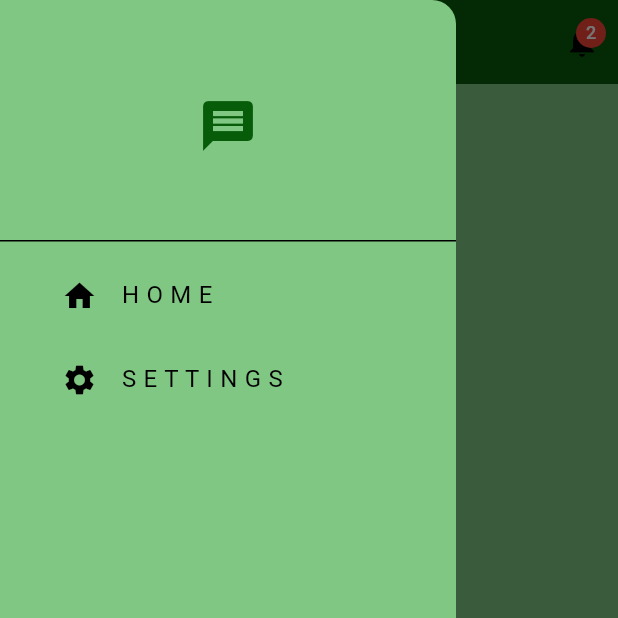
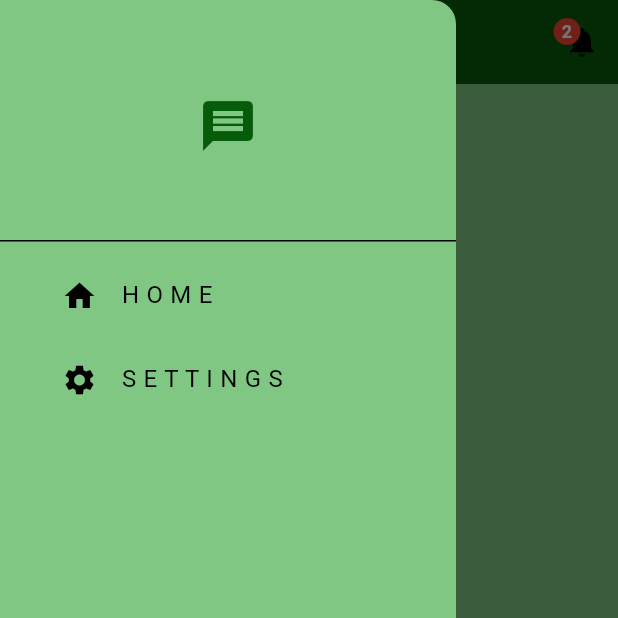
Before and after one commit to julivivas/marketplace_chat, a Flutter app: the screen it shows once a user with an empty profile is signed in, with the side drawer open, on a phone screen of 412 x 824 dp, the top half of it. Run offline on Flutter 3.47's test engine with Material 3 defaults, Android fonts, the phone set to English and light mode, and no system bars; our stand-ins replace cloud_firestore, firebase_auth, firebase_core; accounts and stored records are empty; statements that could not run were skipped.

Commit message:
Notification_fix

```diff
--- a/uprm_chat/lib/pages/home_page.dart
+++ b/uprm_chat/lib/pages/home_page.dart
@@ -20,7 +20,7 @@ class HomePage extends StatelessWidget {
         title: const Text("Home", style: TextStyle(color: Colors.white)),
         backgroundColor: Theme.of(context).colorScheme.primary,
         actions: [
-          _buildNotificationIcon(context), // ✅ Add the notification icon
+          _buildNotificationIcon(context), // ✅ Notification icon in AppBar
         ],
       ),
       drawer: const MyDrawer(),
@@ -28,10 +28,12 @@ class HomePage extends StatelessWidget {
     );
   }
 
+  // ✅ Adjusted Notification Icon Placement
   Widget _buildNotificationIcon(BuildContext context) {
     return Consumer<NotificationProvider>(
       builder: (context, notifier, child) {
         return Stack(
+          clipBehavior: Clip.none, // Prevents cut-off
           children: [
             IconButton(
               icon: const Icon(Icons.notifications),
@@ -41,14 +43,14 @@ class HomePage extends StatelessWidget {
             ),
             if (notifier.unreadCount > 0)
               Positioned(
-                right: 8,
+                right: 25, // ✅ Moves badge to the left
                 top: 8,
                 child: CircleAvatar(
-                  radius: 10,
+                  radius: 9, // ✅ Adjusted size
                   backgroundColor: Colors.red,
                   child: Text(
                     notifier.unreadCount.toString(),
-                    style: const TextStyle(color: Colors.white, fontSize: 12),
+                    style: const TextStyle(color: Colors.white, fontSize: 12, fontWeight: FontWeight.bold),
                   ),
                 ),
               ),
@@ -58,6 +60,7 @@ class HomePage extends StatelessWidget {
     );
   }
 
+  // ✅ Shows Notification Preview When Bell is Clicked
   void _showNotificationPreview(BuildContext context, NotificationProvider notifier) {
     showModalBottomSheet(
       context: context,
@@ -94,6 +97,7 @@ class HomePage extends StatelessWidget {
     );
   }
 
+  // ✅ List of Users (Unchanged)
   Widget _buildUserList() {
     return StreamBuilder(
       stream: _chatServices.getUsersStream(),
@@ -110,6 +114,7 @@ class HomePage extends StatelessWidget {
     );
   }
 
+  // ✅ Chat User List Item
   Widget _buildUserListItem(Map<String, dynamic> userData, BuildContext context) {
     if (userData['email'] != _authService.getCurrentUser()!.email) {
       return UserTile(
```
